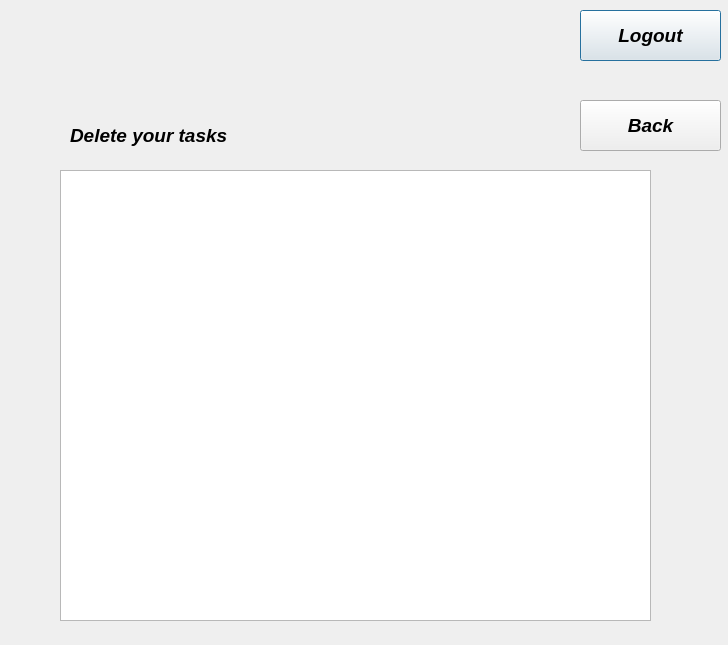
The window that deletetask.ui (imtheprince7/Todo-App) describes before a commit, drawn with Qt 5.
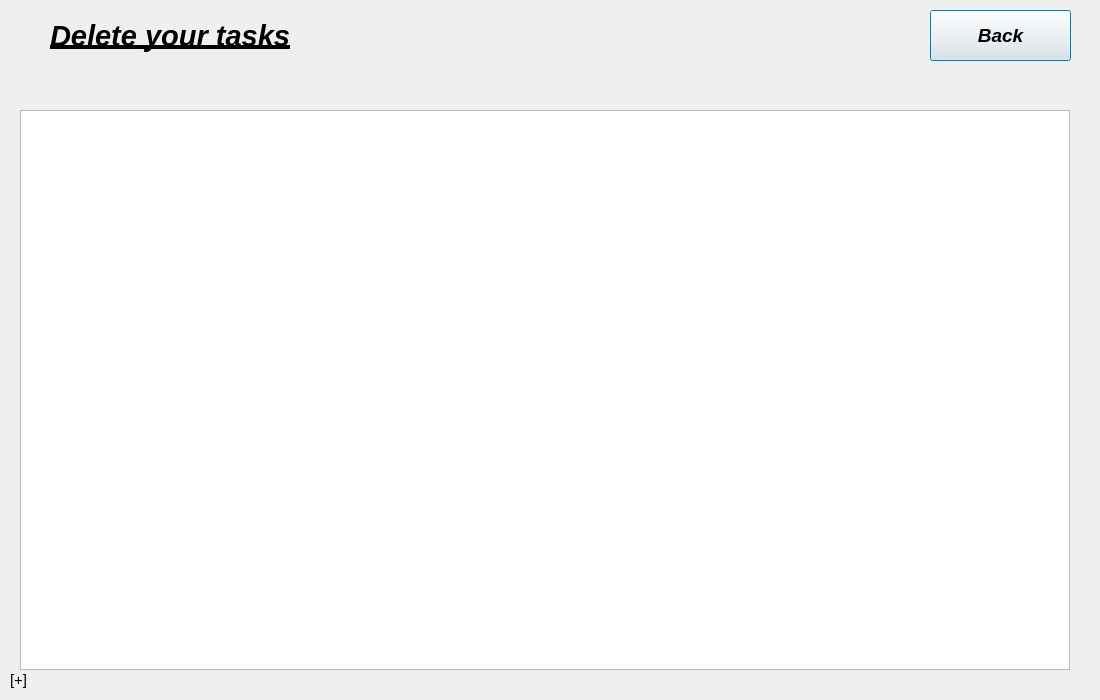
The same window after the commit.

```diff
--- a/deletetask.ui
+++ b/deletetask.ui
@@ -6,69 +6,40 @@
    <rect>
     <x>0</x>
     <y>0</y>
-    <width>728</width>
-    <height>645</height>
+    <width>1100</width>
+    <height>700</height>
    </rect>
   </property>
+  <property name="maximumSize">
+   <size>
+    <width>1100</width>
+    <height>700</height>
+   </size>
+  </property>
   <property name="windowTitle">
    <string>Dialog</string>
   </property>
-  <widget class="QPushButton" name="LogoutButton">
-   <property name="geometry">
-    <rect>
-     <x>580</x>
-     <y>10</y>
-     <width>141</width>
-     <height>51</height>
-    </rect>
-   </property>
-   <property name="maximumSize">
-    <size>
-     <width>150</width>
-     <height>70</height>
-    </size>
-   </property>
-   <property name="font">
-    <font>
-     <pointsize>14</pointsize>
-     <italic>true</italic>
-     <bold>true</bold>
-    </font>
-   </property>
-   <property name="text">
-    <string>Logout</string>
-   </property>
-  </widget>
-  <widget class="QListWidget" name="DeleteListWidget">
-   <property name="geometry">
-    <rect>
-     <x>60</x>
-     <y>170</y>
-     <width>591</width>
-     <height>451</height>
-    </rect>
-   </property>
-  </widget>
   <widget class="QLabel" name="DeleteTaskMessageLabel">
    <property name="geometry">
     <rect>
-     <x>70</x>
-     <y>110</y>
-     <width>271</width>
+     <x>50</x>
+     <y>10</y>
+     <width>341</width>
      <height>51</height>
     </rect>
    </property>
    <property name="maximumSize">
     <size>
-     <width>300</width>
+     <width>450</width>
      <height>70</height>
     </size>
    </property>
    <property name="font">
     <font>
-     <pointsize>14</pointsize>
+     <pointsize>22</pointsize>
      <italic>true</italic>
      <bold>true</bold>
+     <underline>true</underline>
     </font>
    </property>
    <property name="text">
@@ -78,8 +49,8 @@
   <widget class="QPushButton" name="BackButton">
    <property name="geometry">
     <rect>
-     <x>580</x>
-     <y>100</y>
+     <x>930</x>
+     <y>10</y>
      <width>141</width>
      <height>51</height>
     </rect>
@@ -101,6 +72,51 @@
     <string>Back</string>
    </property>
   </widget>
+  <widget class="QLabel" name="connectionMessageLabel">
+   <property name="geometry">
+    <rect>
+     <x>10</x>
+     <y>670</y>
+     <width>63</width>
+     <height>20</height>
+    </rect>
+   </property>
+   <property name="maximumSize">
+    <size>
+     <width>200</width>
+     <height>20</height>
+    </size>
+   </property>
+   <property name="font">
+    <font>
+     <pointsize>11</pointsize>
+    </font>
+   </property>
+   <property name="text">
+    <string>[+]</string>
+   </property>
+  </widget>
+  <widget class="QTableWidget" name="ViewTaskTableWidget">
+   <property name="geometry">
+    <rect>
+     <x>20</x>
+     <y>110</y>
+     <width>1050</width>
+     <height>560</height>
+    </rect>
+   </property>
+   <property name="maximumSize">
+    <size>
+     <width>1050</width>
+     <height>560</height>
+    </size>
+   </property>
+   <property name="font">
+    <font>
+     <pointsize>12</pointsize>
+    </font>
+   </property>
+  </widget>
  </widget>
  <resources/>
  <connections/>
```
